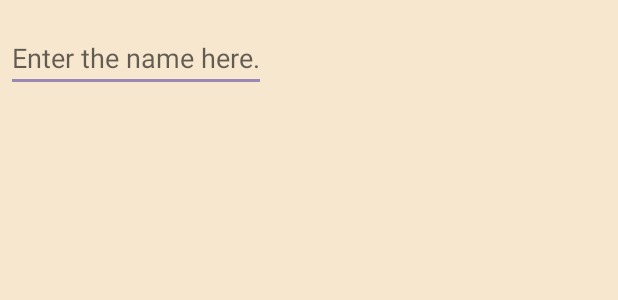
After one commit to rodoulampampa/PMA, an Android app: the layout activity_project_dialog_fragment.xml on its own in the app's theme, with its tools: preview values and no code run, on a phone screen of 412 x 824 dp. The commit adds this screen. Shown: the top 300 px of the screen. Run offline under Robolectric (Android 15) with nearby library versions, the phone set to English and light mode, and no system bars.

Commit message:
Make changes to the layout Project Name Activity and create the layout ProjectDialogFragment.

```diff
--- a/app/src/main/AndroidManifest.xml
+++ b/app/src/main/AndroidManifest.xml
@@ -9,7 +9,8 @@
         android:roundIcon="@mipmap/ic_launcher_round"
         android:supportsRtl="true"
         android:theme="@style/AppTheme">
-        <activity android:name=".Add_a_project"></activity>
+        <activity android:name=".ProjectDialogFragment"></activity>
+        <activity android:name=".Add_a_project" />
         <activity android:name=".CalendarActivity" />
         <activity android:name=".TeamRiskAssessmentActivity" />
         <activity android:name=".RiskAssessmentActivity" />
--- /dev/null
+++ b/app/src/main/res/layout/activity_project_dialog_fragment.xml
@@ -0,0 +1,17 @@
+<LinearLayout xmlns:android="http://schemas.android.com/apk/res/android"
+    android:layout_width="wrap_content"
+    android:layout_height="wrap_content"
+    android:orientation="vertical" >
+
+    <EditText
+        android:id="@+id/project_name"
+        android:layout_width="match_parent"
+        android:layout_height="wrap_content"
+        android:layout_marginLeft="4dp"
+        android:layout_marginTop="16dp"
+        android:layout_marginRight="4dp"
+        android:layout_marginBottom="4dp"
+        android:hint="Enter the name here."
+        android:inputType="text" />
+
+</LinearLayout>
--- a/app/src/main/res/values/ids.xml
+++ b/app/src/main/res/values/ids.xml
@@ -4,4 +4,5 @@
     <item name="spinner" type="id" />
     <item name="btngocalendar" type="id" />
     <item name="date" type="id" />
+    <item name="add_project" type="id" />
 </resources>
--- a/app/src/main/res/values/strings.xml
+++ b/app/src/main/res/values/strings.xml
@@ -8,4 +8,6 @@
     <string name="No">No</string>
     <string name="app_label">label</string>
     <string name="pma">PMA</string>
+    <string name="conti_nue" />
+    <string name="cancel" />
 </resources>
```
Also changed, not shown: app/src/main/java/com/pma/ProjectDialogFragment.java (added, +69 -0 lines), app/src/main/java/com/pma/ProjectNameActivity.java (+39 -0 lines).
